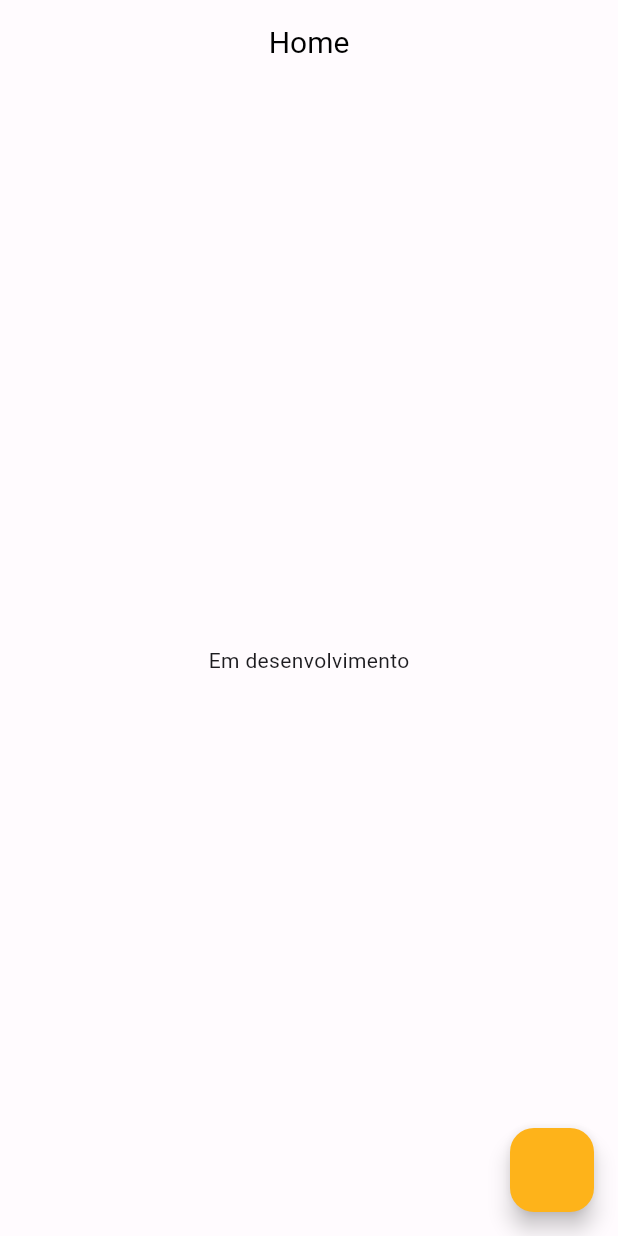
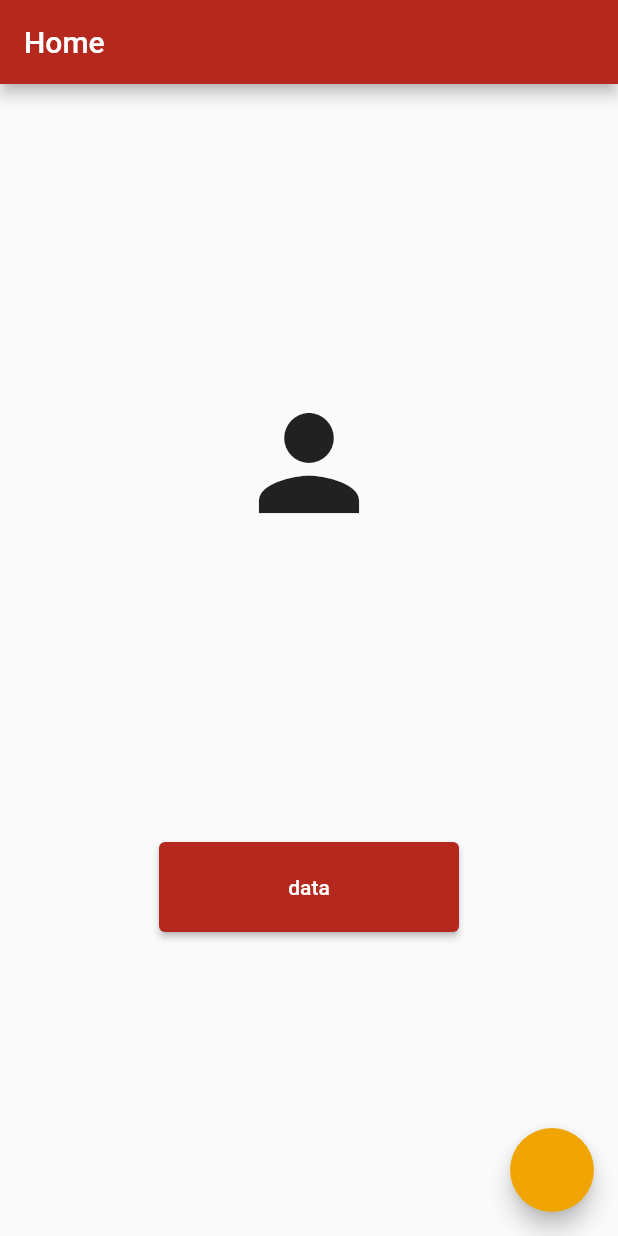
Before and after one commit to JosinaldoRocha/simple-music-app, a Flutter app: the screen it shows after launch, on a phone screen of 412 x 824 dp. Run offline on Flutter 3.47's test engine with Material 2 defaults, Android fonts, the phone set to English and light mode, and no system bars.

Commit message:
fix: atualização nas configurações de tema

```diff
--- a/lib/app/app_widget.dart
+++ b/lib/app/app_widget.dart
@@ -1,6 +1,6 @@
 import 'package:flutter/material.dart';
 import 'package:simple_music_app/app/app_routes.dart';
-import 'package:simple_music_app/app/shared/themes/simple_music_theme.dart';
+import 'package:simple_music_app/app/shared/themes/s_m_theme.dart';
 
 class MyApp extends StatelessWidget {
   const MyApp({super.key});
@@ -9,8 +9,7 @@ class MyApp extends StatelessWidget {
   Widget build(BuildContext context) {
     return MaterialApp(
       debugShowCheckedModeBanner: false,
-      title: 'Flutter Demo',
-      theme: SimpleMusicTheme.getTheme(),
+      theme: SMTheme().lightTheme,
       routes: AppRoutes.all,
     );
   }
--- a/lib/app/presentation/home/view/pages/home/home_page.dart
+++ b/lib/app/presentation/home/view/pages/home/home_page.dart
@@ -12,14 +12,23 @@ class _HomePageState extends State<HomePage> {
   Widget build(BuildContext context) {
     return Scaffold(
       appBar: AppBar(
-        backgroundColor: Colors.transparent,
-        title: const Text(
-          'Home',
-          style: TextStyle(color: Colors.black),
+        title: const Text('Home'),
+      ),
+      body: Center(
+        child: Column(
+          mainAxisAlignment: MainAxisAlignment.spaceEvenly,
+          children: [
+            const Icon(
+              Icons.person,
+              size: 100,
+            ),
+            SizedBox(
+                height: 60,
+                width: 200,
+                child: ElevatedButton(
+                    onPressed: () {}, child: const Text('data'))),
+          ],
         ),
-      ),
-      body: const Center(
-        child: Text('Em desenvolvimento'),
       ),
       floatingActionButton: FloatingActionButton(onPressed: () {}),
     );
--- /dev/null
+++ b/lib/app/shared/colors/color_schemes.dart
@@ -0,0 +1,69 @@
+import 'package:flutter/material.dart';
+
+const lightColorScheme = ColorScheme(
+  brightness: Brightness.light,
+  primary: Color(0xFFB4281E),
+  onPrimary: Color(0xFFFFFFFF),
+  primaryContainer: Color(0xFFFFDAD5),
+  onPrimaryContainer: Color(0xFF410001),
+  secondary: Color.fromARGB(255, 240, 165, 4),
+  onSecondary: Color(0xFFFFFFFF),
+  secondaryContainer: Color(0xFFFFDEAE),
+  onSecondaryContainer: Color(0xFF281900),
+  tertiary: Color(0xFF00687B),
+  onTertiary: Color(0xFFFFFFFF),
+  tertiaryContainer: Color(0xFFAFECFF),
+  onTertiaryContainer: Color(0xFF001F27),
+  error: Color(0xFFBA1A1A),
+  errorContainer: Color(0xFFFFDAD6),
+  onError: Color(0xFFFFFFFF),
+  onErrorContainer: Color(0xFF410002),
+  background: Color(0xFFFFFBFF),
+  onBackground: Color(0xFF201A19),
+  surface: Color(0xFFFFFBFF),
+  onSurface: Color(0xFF201A19),
+  surfaceVariant: Color(0xFFF5DDDA),
+  onSurfaceVariant: Color(0xFF534341),
+  outline: Color(0xFF857370),
+  onInverseSurface: Color(0xFFFBEEEC),
+  inverseSurface: Color(0xFF362F2E),
+  inversePrimary: Color(0xFFFFB4A9),
+  shadow: Color(0xFF000000),
+  surfaceTint: Color(0xFFB4281E),
+  outlineVariant: Color(0xFFD8C2BE),
+  scrim: Color(0xFF000000),
+);
+
+const darkColorScheme = ColorScheme(
+  brightness: Brightness.dark,
+  primary: Color(0xFFFFB4A9),
+  onPrimary: Color(0xFF690002),
+  primaryContainer: Color(0xFF910A08),
+  onPrimaryContainer: Color(0xFFFFDAD5),
+  secondary: Color(0xFFFFBA3D),
+  onSecondary: Color(0xFF432C00),
+  secondaryContainer: Color(0xFF604100),
+  onSecondaryContainer: Color(0xFFFFDEAE),
+  tertiary: Color(0xFF57D6F6),
+  onTertiary: Color(0xFF003641),
+  tertiaryContainer: Color(0xFF004E5D),
+  onTertiaryContainer: Color(0xFFAFECFF),
+  error: Color(0xFFFFB4AB),
+  errorContainer: Color(0xFF93000A),
+  onError: Color(0xFF690005),
+  onErrorContainer: Color(0xFFFFDAD6),
+  background: Color(0xFF201A19),
+  onBackground: Color(0xFFEDE0DE),
+  surface: Color(0xFF201A19),
+  onSurface: Color(0xFFEDE0DE),
+  surfaceVariant: Color(0xFF534341),
+  onSurfaceVariant: Color(0xFFD8C2BE),
+  outline: Color(0xFFA08C89),
+  onInverseSurface: Color(0xFF201A19),
+  inverseSurface: Color(0xFFEDE0DE),
+  inversePrimary: Color(0xFFB4281E),
+  shadow: Color(0xFF000000),
+  surfaceTint: Color(0xFFFFB4A9),
+  outlineVariant: Color(0xFF534341),
+  scrim: Color(0xFF000000),
+);
--- /dev/null
+++ b/lib/app/shared/themes/s_m_theme.dart
@@ -0,0 +1,7 @@
+import 'package:flutter/material.dart';
+import '../colors/color_schemes.dart';
+
+class SMTheme {
+  ThemeData lightTheme = ThemeData(colorScheme: lightColorScheme);
+  ThemeData darkTheme = ThemeData(colorScheme: darkColorScheme);
+}
--- a/lib/app/shared/themes/simple_music_theme.dart
+++ /dev/null
@@ -1,35 +0,0 @@
-import 'package:flutter/material.dart';
-import '../colors/color_schemes.g.dart';
-
-class SimpleMusicTheme {
-  static ThemeData getTheme() {
-    return ThemeData(
-      // Defina as cores do tema
-      useMaterial3: true,
-      colorScheme: lightColorScheme,
-      // ... outras configurações do tema
-      appBarTheme: AppBarTheme(
-        centerTitle: true,
-        titleTextStyle: TextStyle(
-          fontSize: 20,
-          color: lightColorScheme.onPrimary,
-        ),
-        backgroundColor: lightColorScheme.primary,
-      ),
-    );
-  }
-}
-
-// class MeuTema extends ThemeData {
-//   MeuTema()
-//       : super(
-//           // Define a cor primária
-//           primaryColor: const Color(0xFFFF0000), // Vermelho
-
-//           // Define a cor secundária
-//           accentColor: const Color(0xFF00FF00), // Verde
-
-//           // Outras propriedades do tema
-//           // ...
-//         );
-// }
```
Also changed, not shown: lib/app/shared/colors/color_schemes.g.dart (deleted).
